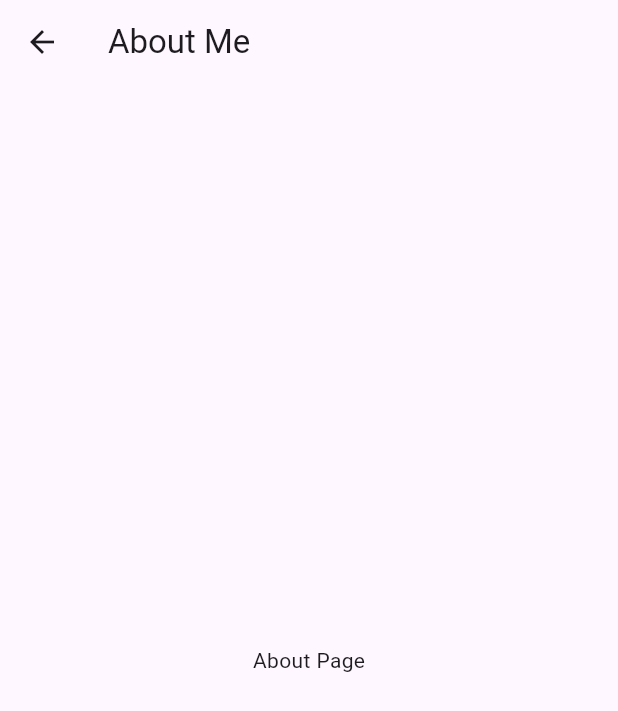
After one commit to onewhitethreee/0mouse, a Flutter app: the AboutPage screen opened directly, on a phone screen of 412 x 824 dp. The commit adds this screen. Shown: the top 711 px of the screen. Run offline on Flutter 3.47's test engine with Material 3 defaults, Android fonts, the phone set to English and light mode, and no system bars; our stand-ins replace bot_toast; missing offline and left inert: dart:ffi, local_notifier, tray_manager, win32, window_manager; statements that could not run were skipped.

Commit message:
update drawer.dart

```diff
--- /dev/null
+++ b/mouse_gesture/lib/pages/about_page.dart
@@ -0,0 +1,19 @@
+import 'package:flutter/material.dart';
+import '../generated/l10n.dart';
+
+class AboutPage extends StatelessWidget {
+  const AboutPage({super.key});
+
+  @override
+  Widget build(BuildContext context) {
+    return Scaffold(
+
+      appBar: AppBar(
+        title: Text(S.of(context).aboutMe),
+      ),
+      body: Center(
+        child: const Text('About Page'),
+      ),
+    );
+  }
+}
```
Also changed, not shown: mouse_gesture/lib/pages/drawer.dart (+22 -5 lines).
